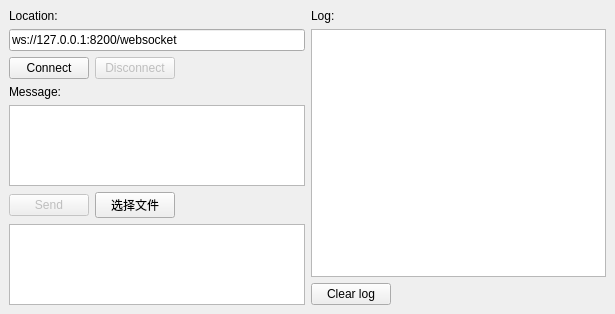
First picture: the form in Sources/Froms/MainWindow.ui, repository FixLater/image-text, before the edit.
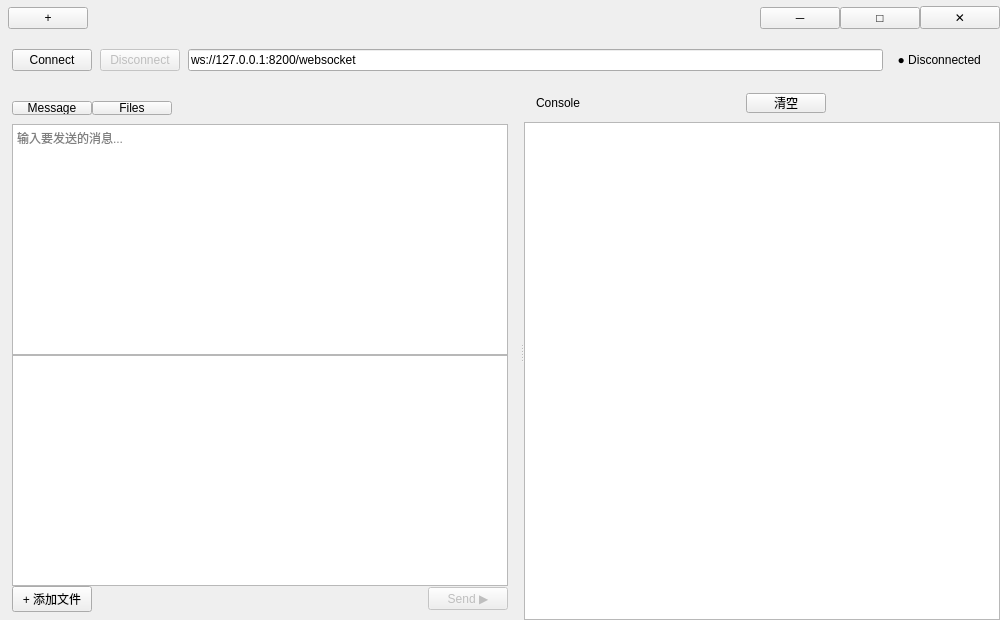
Second picture: the form after the edit.

Commit message:
feat(window): 实现多标签页和现代化窗口管理功能
- 添加多标签页支持，可同时管理多个WebSocket连接
- 实现自定义窗口标题栏，包含最小化、最大化和关闭按钮
- 集成拖拽窗口移动和窗口边缘调整大小功能
- 重构UI布局，采用垂直布局并优化界面元素间距
- 添加现代化样式表，提升整体视觉效果和用户体验
- 实现文件管理功能，支持添加、删除和替换文件
- 优化日志显示，增加时间戳和不同消息类型的样式区分
- 添加状态栏显示连接状态和自定义样式更新
- 实现跨平台兼容性，特别针对Windows系统进行优化

Patch:
```diff
--- a/Sources/Froms/MainWindow.ui
+++ b/Sources/Froms/MainWindow.ui
@@ -6,37 +6,132 @@
    <rect>
     <x>0</x>
     <y>0</y>
-    <width>615</width>
-    <height>314</height>
+    <width>1000</width>
+    <height>620</height>
    </rect>
   </property>
   <property name="windowTitle">
    <string>Qwebsocket</string>
   </property>
   <widget class="QWidget" name="centralwidget">
-   <layout class="QHBoxLayout" name="horizontalLayout_3">
+   <layout class="QVBoxLayout" name="mainVLayout">
+    <property name="spacing">
+     <number>0</number>
+    </property>
+    <property name="leftMargin">
+     <number>0</number>
+    </property>
+    <property name="topMargin">
+     <number>0</number>
+    </property>
+    <property name="rightMargin">
+     <number>0</number>
+    </property>
+    <property name="bottomMargin">
+     <number>0</number>
+    </property>
     <item>
-     <layout class="QVBoxLayout" name="verticalLayout">
+     <widget class="QWidget" name="titleBarWidget">
+      <property name="minimumSize">
+       <size>
+        <width>0</width>
+        <height>36</height>
+       </size>
+      </property>
+      <property name="maximumSize">
+       <size>
+        <width>16777215</width>
+        <height>36</height>
+       </size>
+      </property>
+      <layout class="QHBoxLayout" name="titleBarLayout">
+       <property name="spacing">
+        <number>0</number>
+       </property>
+       <property name="leftMargin">
+        <number>8</number>
+       </property>
+       <property name="topMargin">
+        <number>0</number>
+       </property>
+       <property name="rightMargin">
+        <number>0</number>
+       </property>
+       <property name="bottomMargin">
+        <number>0</number>
+       </property>
       <item>
-       <widget class="QLabel" name="label">
+        <widget class="QPushButton" name="tabAdd">
         <property name="text">
-         <string>Location:</string>
+          <string> + </string>
         </property>
        </widget>
       </item>
       <item>
-       <widget class="QLineEdit" name="location">
+        <spacer name="titleSpacer">
+         <property name="orientation">
+          <enum>Qt::Horizontal</enum>
+         </property>
+         <property name="sizeHint" stdset="0">
+          <size>
+           <width>40</width>
+           <height>20</height>
+          </size>
+         </property>
+        </spacer>
+       </item>
+       <item>
+        <widget class="QPushButton" name="minimizeBtn">
         <property name="text">
-         <string>ws://127.0.0.1:8200/websocket</string>
+          <string>─</string>
         </property>
        </widget>
       </item>
       <item>
-       <layout class="QHBoxLayout" name="horizontalLayout">
+        <widget class="QPushButton" name="maximizeBtn">
+         <property name="text">
+          <string>□</string>
+         </property>
+        </widget>
+       </item>
+       <item>
+        <widget class="QPushButton" name="closeBtn">
+         <property name="text">
+          <string>✕</string>
+         </property>
+        </widget>
+       </item>
+      </layout>
+     </widget>
+    </item>
+    <item>
+     <widget class="QWidget" name="requestBar">
+      <property name="minimumSize">
+       <size>
+        <width>0</width>
+        <height>48</height>
+       </size>
+      </property>
+      <property name="maximumSize">
+       <size>
+        <width>16777215</width>
+        <height>48</height>
+       </size>
+      </property>
+      <layout class="QHBoxLayout" name="requestBarLayout">
         <property name="spacing">
-         <number>6</number>
+        <number>8</number>
         </property>
         <property name="leftMargin">
+        <number>12</number>
+       </property>
+       <property name="topMargin">
+        <number>0</number>
+       </property>
+       <property name="rightMargin">
+        <number>12</number>
+       </property>
+       <property name="bottomMargin">
          <number>0</number>
         </property>
         <item>
@@ -57,7 +152,112 @@
          </widget>
         </item>
         <item>
-         <spacer name="horizontalSpacer">
+         <widget class="QLineEdit" name="location">
+          <property name="text">
+           <string>ws://127.0.0.1:8200/websocket</string>
+          </property>
+          <property name="placeholderText">
+           <string>输入 WebSocket 地址...</string>
+          </property>
+         </widget>
+       </item>
+       <item>
+        <widget class="QLabel" name="statusLabel">
+         <property name="text">
+          <string>  ● Disconnected  </string>
+         </property>
+        </widget>
+       </item>
+      </layout>
+     </widget>
+    </item>
+    <item>
+     <widget class="QSplitter" name="mainSplitter">
+      <property name="orientation">
+       <enum>Qt::Horizontal</enum>
+      </property>
+      <property name="childrenCollapsible">
+       <bool>false</bool>
+      </property>
+      <widget class="QWidget" name="leftPanel">
+       <layout class="QVBoxLayout" name="leftLayout">
+        <property name="spacing">
+         <number>0</number>
+        </property>
+        <property name="leftMargin">
+         <number>0</number>
+        </property>
+        <property name="topMargin">
+         <number>0</number>
+        </property>
+        <property name="rightMargin">
+         <number>0</number>
+        </property>
+        <property name="bottomMargin">
+         <number>0</number>
+        </property>
+        <item>
+         <widget class="QSplitter" name="leftSplitter">
+          <property name="orientation">
+           <enum>Qt::Vertical</enum>
+          </property>
+          <property name="childrenCollapsible">
+           <bool>false</bool>
+          </property>
+          <widget class="QWidget" name="messagePanel">
+           <layout class="QVBoxLayout" name="messageLayout">
+            <property name="spacing">
+             <number>0</number>
+            </property>
+            <property name="leftMargin">
+             <number>12</number>
+            </property>
+            <property name="topMargin">
+             <number>8</number>
+            </property>
+            <property name="rightMargin">
+             <number>12</number>
+            </property>
+            <property name="bottomMargin">
+             <number>8</number>
+            </property>
+            <item>
+             <widget class="QWidget" name="msgTabBar">
+              <property name="minimumSize">
+               <size>
+                <width>0</width>
+                <height>32</height>
+               </size>
+              </property>
+              <property name="maximumSize">
+               <size>
+                <width>16777215</width>
+                <height>32</height>
+               </size>
+              </property>
+              <layout class="QHBoxLayout" name="msgTabLayout">
+               <property name="spacing">
+                <number>0</number>
+               </property>
+               <property name="leftMargin">
+                <number>0</number>
+               </property>
+               <item>
+                <widget class="QPushButton" name="tabMessage">
+                 <property name="text">
+                  <string>Message</string>
+                 </property>
+                </widget>
+               </item>
+               <item>
+                <widget class="QPushButton" name="tabFiles">
+                 <property name="text">
+                  <string>Files</string>
+                 </property>
+                </widget>
+               </item>
+               <item>
+                <spacer name="tabSpacer">
           <property name="orientation">
            <enum>Qt::Horizontal</enum>
           </property>
@@ -70,133 +270,165 @@
          </spacer>
         </item>
        </layout>
-      </item>
-      <item>
-       <widget class="QLabel" name="label_2">
-        <property name="text">
-         <string>Message:</string>
-        </property>
-       </widget>
-      </item>
-      <item alignment="Qt::AlignTop">
+             </widget>
+            </item>
+            <item>
        <widget class="QTextEdit" name="message">
-        <property name="minimumSize">
-         <size>
-          <width>0</width>
-          <height>0</height>
-         </size>
-        </property>
-        <property name="maximumSize">
-         <size>
-          <width>16777215</width>
-          <height>200</height>
-         </size>
-        </property>
-       </widget>
-      </item>
-      <item>
-       <layout class="QHBoxLayout" name="horizontalLayout_4">
-        <item>
-         <widget class="QPushButton" name="sendButton">
-          <property name="enabled">
-           <bool>false</bool>
-          </property>
-          <property name="text">
-           <string>Send</string>
-          </property>
-         </widget>
-        </item>
-        <item>
-         <widget class="QPushButton" name="selectFile">
-          <property name="text">
-           <string>选择文件</string>
-          </property>
-         </widget>
-        </item>
-        <item>
-         <spacer name="horizontalSpacer_3">
-          <property name="orientation">
-           <enum>Qt::Horizontal</enum>
-          </property>
-          <property name="sizeHint" stdset="0">
-           <size>
-            <width>40</width>
-            <height>20</height>
-           </size>
-          </property>
-         </spacer>
-        </item>
-       </layout>
-      </item>
+              <property name="placeholderText">
+               <string>输入要发送的消息...</string>
+              </property>
+             </widget>
+            </item>
       <item>
        <widget class="QTableView" name="tableView">
         <property name="minimumSize">
          <size>
           <width>0</width>
-          <height>50</height>
+                <height>80</height>
          </size>
         </property>
        </widget>
       </item>
-     </layout>
+            <item>
+             <layout class="QHBoxLayout" name="sendRowLayout">
+              <property name="spacing">
+               <number>8</number>
+              </property>
+              <item>
+               <widget class="QPushButton" name="selectFile">
+                <property name="text">
+                 <string>+ 添加文件</string>
+                </property>
+               </widget>
     </item>
     <item>
-     <layout class="QVBoxLayout" name="verticalLayout_2">
+               <spacer name="sendSpacer">
+                <property name="orientation">
+                 <enum>Qt::Horizontal</enum>
+                </property>
+                <property name="sizeHint" stdset="0">
+                 <size>
+                  <width>40</width>
+                  <height>20</height>
+                 </size>
+                </property>
+               </spacer>
+              </item>
       <item>
-       <widget class="QLabel" name="label_3">
+               <widget class="QPushButton" name="sendButton">
+                <property name="enabled">
+                 <bool>false</bool>
+                </property>
         <property name="text">
-         <string>Log:</string>
+                 <string>Send ▶</string>
         </property>
        </widget>
       </item>
+             </layout>
+            </item>
+           </layout>
+          </widget>
+         </widget>
+        </item>
+       </layout>
+      </widget>
+      <widget class="QWidget" name="rightPanel">
+       <layout class="QVBoxLayout" name="rightLayout">
+        <property name="spacing">
+         <number>0</number>
+        </property>
+        <property name="leftMargin">
+         <number>0</number>
+        </property>
+        <property name="topMargin">
+         <number>0</number>
+        </property>
+        <property name="rightMargin">
+         <number>0</number>
+        </property>
+        <property name="bottomMargin">
+         <number>0</number>
+        </property>
       <item>
-       <widget class="QTextEdit" name="log">
+         <widget class="QWidget" name="logTabBar">
         <property name="minimumSize">
          <size>
-          <width>199</width>
-          <height>240</height>
-         </size>
-        </property>
-        <property name="readOnly">
-         <bool>true</bool>
-        </property>
-        <property name="html">
-         <string>&lt;!DOCTYPE HTML PUBLIC &quot;-//W3C//DTD HTML 4.0//EN&quot; &quot;http://www.w3.org/TR/REC-html40/strict.dtd&quot;&gt;
-&lt;html&gt;&lt;head&gt;&lt;meta name=&quot;qrichtext&quot; content=&quot;1&quot; /&gt;&lt;meta charset=&quot;utf-8&quot; /&gt;&lt;style type=&quot;text/css&quot;&gt;
-p, li { white-space: pre-wrap; }
-hr { height: 1px; border-width: 0; }
-li.unchecked::marker { content: &quot;\2610&quot;; }
-li.checked::marker { content: &quot;\2612&quot;; }
-&lt;/style&gt;&lt;/head&gt;&lt;body style=&quot; font-family:'Microsoft YaHei UI'; font-size:9pt; font-weight:400; font-style:normal;&quot;&gt;
-&lt;p style=&quot;-qt-paragraph-type:empty; margin-top:0px; margin-bottom:0px; margin-left:0px; margin-right:0px; -qt-block-indent:0; text-indent:0px;&quot;&gt;&lt;br /&gt;&lt;/p&gt;&lt;/body&gt;&lt;/html&gt;</string>
+            <width>0</width>
+            <height>38</height>
+           </size>
+          </property>
+          <property name="maximumSize">
+           <size>
+            <width>16777215</width>
+            <height>38</height>
+           </size>
+          </property>
+          <layout class="QHBoxLayout" name="logTabLayout">
+           <property name="spacing">
+            <number>0</number>
+           </property>
+           <property name="leftMargin">
+            <number>12</number>
+           </property>
+           <item>
+            <widget class="QLabel" name="logLabel">
+             <property name="text">
+              <string>Console</string>
         </property>
        </widget>
       </item>
       <item>
-       <layout class="QHBoxLayout" name="horizontalLayout_2">
+            <spacer name="logTabSpacer">
+             <property name="orientation">
+              <enum>Qt::Horizontal</enum>
+             </property>
+             <property name="sizeHint" stdset="0">
+              <size>
+               <width>40</width>
+               <height>20</height>
+              </size>
+             </property>
+            </spacer>
+           </item>
         <item>
          <widget class="QPushButton" name="clearButton">
           <property name="text">
-           <string>Clear log</string>
+              <string>清空</string>
           </property>
          </widget>
         </item>
         <item>
-         <spacer name="horizontalSpacer_2">
+            <spacer name="logEndSpacer">
           <property name="orientation">
            <enum>Qt::Horizontal</enum>
           </property>
           <property name="sizeHint" stdset="0">
            <size>
-            <width>10</width>
+               <width>8</width>
             <height>20</height>
            </size>
           </property>
          </spacer>
         </item>
        </layout>
-      </item>
-     </layout>
+         </widget>
+        </item>
+        <item>
+         <widget class="QTextBrowser" name="log">
+          <property name="readOnly">
+           <bool>true</bool>
+          </property>
+          <property name="openExternalLinks">
+           <bool>true</bool>
+          </property>
+          <property name="placeholderText">
+           <string/>
+          </property>
+         </widget>
+        </item>
+       </layout>
+      </widget>
+     </widget>
     </item>
    </layout>
   </widget>
```
Lines whose indentation alone changed are shown as unchanged. The commit also changes 2 other files.
